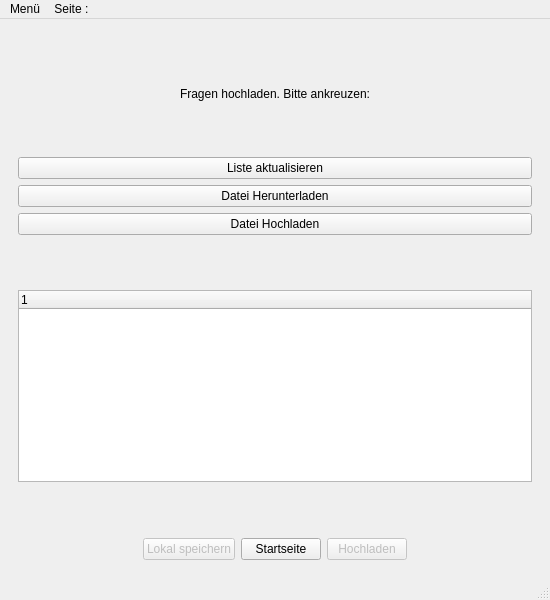
This is devLernapp/lernapp.ui in sterniR/LernApp as Qt 5 draws it before an edit. The edited form follows.
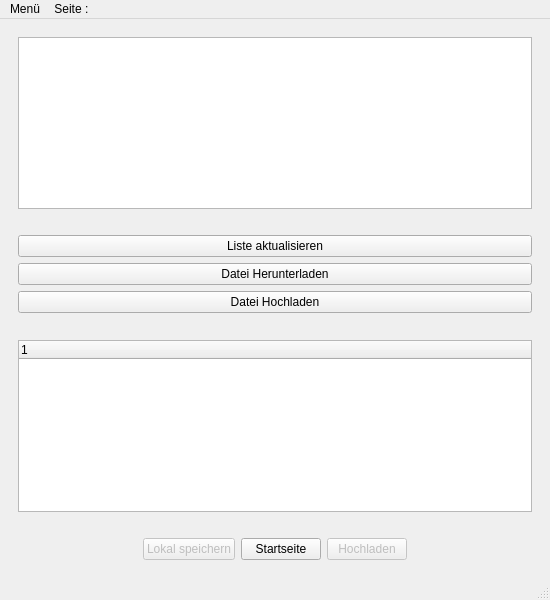
This is the edited form.

```diff
--- a/devLernapp/lernapp.ui
+++ b/devLernapp/lernapp.ui
@@ -670,6 +670,9 @@
        <layout class="QVBoxLayout" name="verticalLayout_12">
         <item>
          <layout class="QVBoxLayout" name="verticalLayout_11">
+          <item>
+           <widget class="QTreeView" name="treeView4_1"/>
+          </item>
           <item>
            <spacer name="verticalSpacer_14">
             <property name="orientation">
@@ -683,29 +686,6 @@
             </property>
            </spacer>
           </item>
-          <item>
-           <widget class="QLabel" name="label4_1">
-            <property name="text">
-             <string>Fragen hochladen. Bitte ankreuzen:</string>
-            </property>
-            <property name="alignment">
-             <set>Qt::AlignmentFlag::AlignCenter</set>
-            </property>
-           </widget>
-          </item>
-          <item>
-           <spacer name="verticalSpacer_13">
-            <property name="orientation">
-             <enum>Qt::Orientation::Vertical</enum>
-            </property>
-            <property name="sizeHint" stdset="0">
-             <size>
-              <width>20</width>
-              <height>40</height>
-             </size>
-            </property>
-           </spacer>
-          </item>
           <item>
            <widget class="QPushButton" name="button4_5">
             <property name="text">
```
Left out of the diff: 154 changed lines with no effect on the pictures. Lines whose indentation alone changed are shown as unchanged.
